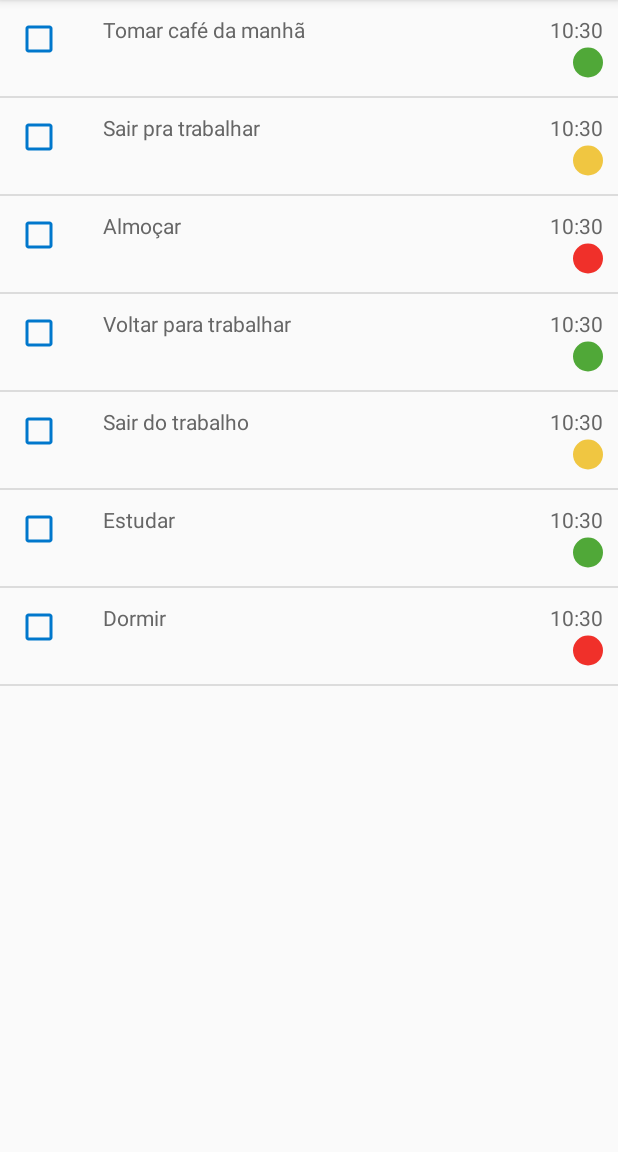
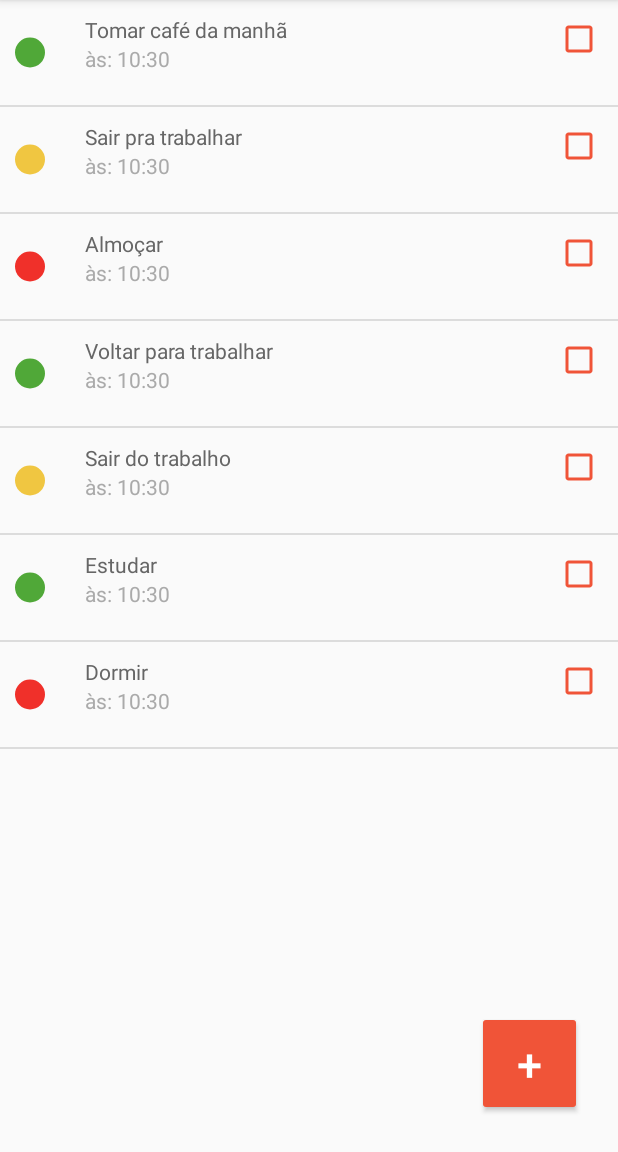
Before and after one commit to YukioWatanabe/Agenda, an Android app: the screen it shows after launch (MenuPrincipalActivity), on a phone screen of 412 x 824 dp, the part 84-1236 px from its top. Run offline under Robolectric (Android 15) with nearby library versions, the phone set to English and light mode, and no system bars.

Commit message:
Criando tela de inclusao de compromisso

```diff
--- a/app/build.gradle
+++ b/app/build.gradle
@@ -25,5 +25,6 @@ dependencies {
         exclude group: 'com.android.support', module: 'support-annotations'
     })
     compile 'com.android.support:appcompat-v7:24.2.1'
+    compile 'com.android.support:design:24.2.1'
     testCompile 'junit:junit:4.12'
 }
--- a/app/src/main/AndroidManifest.xml
+++ b/app/src/main/AndroidManifest.xml
@@ -15,6 +15,7 @@
                 <category android:name="android.intent.category.LAUNCHER" />
             </intent-filter>
         </activity>
+        <activity android:label="@string/incluir" android:name=".activities.IncluirActivity"/>
     </application>
 
 </manifest>
--- a/app/src/main/java/com/watanabe/agenda/activities/MenuPrincipalActivity.java
+++ b/app/src/main/java/com/watanabe/agenda/activities/MenuPrincipalActivity.java
@@ -1,8 +1,11 @@
 package com.watanabe.agenda.activities;
 
+import android.content.Intent;
 import android.os.Bundle;
 import android.support.v7.app.AppCompatActivity;
+import android.view.View;
 import android.widget.ArrayAdapter;
+import android.widget.Button;
 import android.widget.ListView;
 
 import com.watanabe.agenda.R;
@@ -31,6 +34,13 @@ public class MenuPrincipalActivity extends AppCompatActivity {
         super.onCreate(savedInstanceState);
         setContentView(R.layout.activity_menu_principal);
         configuraListaCompromissos();
+
+        ((Button)findViewById(R.id.botao_incluir)).setOnClickListener(new View.OnClickListener() {
+            @Override
+            public void onClick(View v) {
+                MenuPrincipalActivity.this.startActivity(new Intent(MenuPrincipalActivity.this, IncluirActivity.class));
+            }
+        });
     }
 
     private void configuraListaCompromissos() {
--- a/app/src/main/java/com/watanabe/agenda/adapters/CompromissoAdapter.java
+++ b/app/src/main/java/com/watanabe/agenda/adapters/CompromissoAdapter.java
@@ -69,7 +69,7 @@ public class CompromissoAdapter extends ArrayAdapter<Compromisso> {
         }
 
         viewHolder.titulo.setText(compromisso.titulo);
-        viewHolder.hora.setText(new SimpleDateFormat("HH:mm").format(compromisso.data));
+        viewHolder.hora.setText(String.format("às: %1s",new SimpleDateFormat("HH:mm").format(compromisso.data)));
         viewHolder.status = compromisso.status != null ?
                 getStatusImage(compromisso.status, viewHolder.status, getContext()) :
                 getStatusImage(StatusCompromisso.LONGE, viewHolder.status, getContext());
--- a/app/src/main/res/layout/activity_menu_principal.xml
+++ b/app/src/main/res/layout/activity_menu_principal.xml
@@ -12,4 +12,18 @@
         android:layout_height="match_parent">
     </ListView>
 
+
+    <Button
+        android:id="@+id/botao_incluir"
+        android:layout_width="70dp"
+        android:layout_height="70dp"
+        android:text="+"
+        android:textSize="30dp"
+        android:backgroundTint="@color/colorPrimary"
+        android:textColor="#fff"
+        android:layout_alignParentBottom="true"
+        android:layout_alignParentRight="true"
+        android:layout_marginBottom="24dp"
+        android:layout_marginRight="24dp"/>
+
 </RelativeLayout>
--- a/app/src/main/res/layout/compromisso_item.xml
+++ b/app/src/main/res/layout/compromisso_item.xml
@@ -1,33 +1,32 @@
 <?xml version="1.0" encoding="utf-8"?>
 <RelativeLayout xmlns:android="http://schemas.android.com/apk/res/android"
     android:layout_width="fill_parent"
-    android:layout_height="?android:attr/listPreferredItemHeight"
+    android:layout_height="wrap_content"
     android:padding="10dp">
-    <CheckBox
-        android:id="@+id/check_feito"
-        android:layout_width="wrap_content"
-        android:layout_height="wrap_content"
+    <ImageView
+        android:id="@+id/status_compromisso"
+        android:src="@drawable/status_longe"
+        android:layout_height="fill_parent"
         android:layout_marginRight="40px"
-        android:buttonTint="#07C"/>
+        android:layout_width="20dp"/>
     <TextView
         android:id="@+id/titulo_compromisso"
         android:layout_width="wrap_content"
         android:layout_height="wrap_content"
         android:textColor="@color/textColorDefault"
-        android:labelFor="@+id/check_feito"
-        android:layout_toRightOf="@+id/check_feito"/>
+        android:layout_toRightOf="@+id/status_compromisso"/>
     <TextView
         android:id="@+id/hora_compromisso"
         android:layout_width="wrap_content"
         android:layout_height="wrap_content"
-        android:layout_alignParentRight="true"
-        android:textColor="@color/textColorDefault"/>
-    <ImageView
-        android:id="@+id/status_compromisso"
-        android:src="@drawable/status_longe"
-        android:layout_height="fill_parent"
-        android:layout_width="20dp"
-        android:layout_alignParentRight="true"
-        android:layout_below="@+id/hora_compromisso"/>
+        android:textColor="@color/subtextColorDefault"
+        android:layout_below="@id/titulo_compromisso"
+        android:layout_toRightOf="@id/status_compromisso"/>
+    <CheckBox
+        android:id="@+id/check_feito"
+        android:layout_width="wrap_content"
+        android:layout_height="wrap_content"
+        android:buttonTint="@color/colorPrimary"
+        android:layout_alignParentRight="true"/>
 
 </RelativeLayout>
--- a/app/src/main/res/values/colors.xml
+++ b/app/src/main/res/values/colors.xml
@@ -1,7 +1,8 @@
 <?xml version="1.0" encoding="utf-8"?>
 <resources>
-    <color name="colorPrimary">#F05438</color>
+    <color name="colorPrimary">#f05438</color>
     <color name="colorPrimaryDark">#A82B25</color>
-    <color name="colorAccent">#FF4081</color>
+    <color name="colorAccent">#f05438</color>
     <color name="textColorDefault">#666</color>
+    <color name="subtextColorDefault">#aaa</color>
 </resources>
--- a/app/src/main/res/values/strings.xml
+++ b/app/src/main/res/values/strings.xml
@@ -1,3 +1,7 @@
 <resources>
     <string name="app_name">Agenda</string>
+    <string name="label_titulo">Título</string>
+    <string name="incluir">Incluir</string>
+    <string name="label_descricao">Descrição</string>
+    <string name="label_data">Data</string>
 </resources>
--- a/app/src/main/res/values/styles.xml
+++ b/app/src/main/res/values/styles.xml
@@ -6,6 +6,7 @@
         <item name="colorPrimary">@color/colorPrimary</item>
         <item name="colorPrimaryDark">@color/colorPrimaryDark</item>
         <item name="colorAccent">@color/colorAccent</item>
+        <item name="android:textColor">#666</item>
     </style>
 
 </resources>
```
Also changed, not shown: app/src/main/java/com/watanabe/agenda/activities/IncluirActivity.java (added, +18 -0 lines), app/src/main/res/layout/incluir_compromisso.xml (added, +51 -0 lines).
